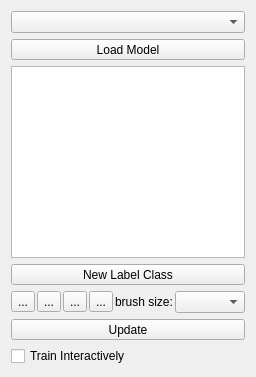
Qt form ilastik/applets/networkClassification/nnClassAppletUiTest.ui (ilastik/ilastik) before a commit.
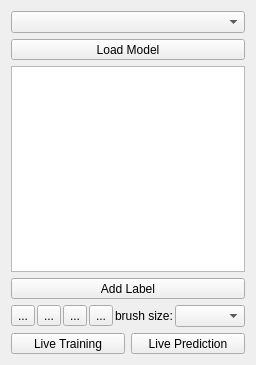
The same form after that commit. Icons and pictures are not drawn. Custom widgets are drawn as their Qt base class.

Patch:
```diff
--- a/ilastik/applets/networkClassification/nnClassAppletUiTest.ui
+++ b/ilastik/applets/networkClassification/nnClassAppletUiTest.ui
@@ -7,7 +7,7 @@
     <x>0</x>
     <y>0</y>
     <width>256</width>
-    <height>359</height>
+    <height>365</height>
    </rect>
   </property>
   <property name="sizePolicy">
@@ -86,7 +86,7 @@
       <string notr="true"/>
      </property>
      <property name="text">
-      <string>New Label Class</string>
+      <string>Add Label</string>
      </property>
      <property name="icon">
       <iconset>
@@ -172,7 +172,9 @@
     </layout>
    </item>
    <item>
-    <widget class="QToolButton" name="UpdateButton">
+    <layout class="QHBoxLayout" name="horizontalLayout_2">
+     <item>
+      <widget class="QToolButton" name="liveTraining">
      <property name="sizePolicy">
       <sizepolicy hsizetype="Expanding" vsizetype="Fixed">
        <horstretch>0</horstretch>
@@ -180,7 +182,23 @@
       </sizepolicy>
      </property>
      <property name="text">
-      <string>Update</string>
+        <string>Live Training</string>
+       </property>
+       <property name="checkable">
+        <bool>true</bool>
+       </property>
+      </widget>
+     </item>
+     <item>
+      <widget class="QToolButton" name="livePrediction">
+       <property name="sizePolicy">
+        <sizepolicy hsizetype="Expanding" vsizetype="Fixed">
+         <horstretch>0</horstretch>
+         <verstretch>0</verstretch>
+        </sizepolicy>
+       </property>
+       <property name="text">
+        <string>Live Prediction</string>
      </property>
      <property name="checkable">
       <bool>true</bool>
@@ -190,12 +208,7 @@
      </property>
     </widget>
    </item>
-   <item>
-    <widget class="QCheckBox" name="TrainingCheckbox">
-     <property name="text">
-      <string>Train Interactively</string>
-     </property>
-    </widget>
+    </layout>
    </item>
   </layout>
  </widget>
```
Lines whose indentation alone changed are shown as unchanged.
